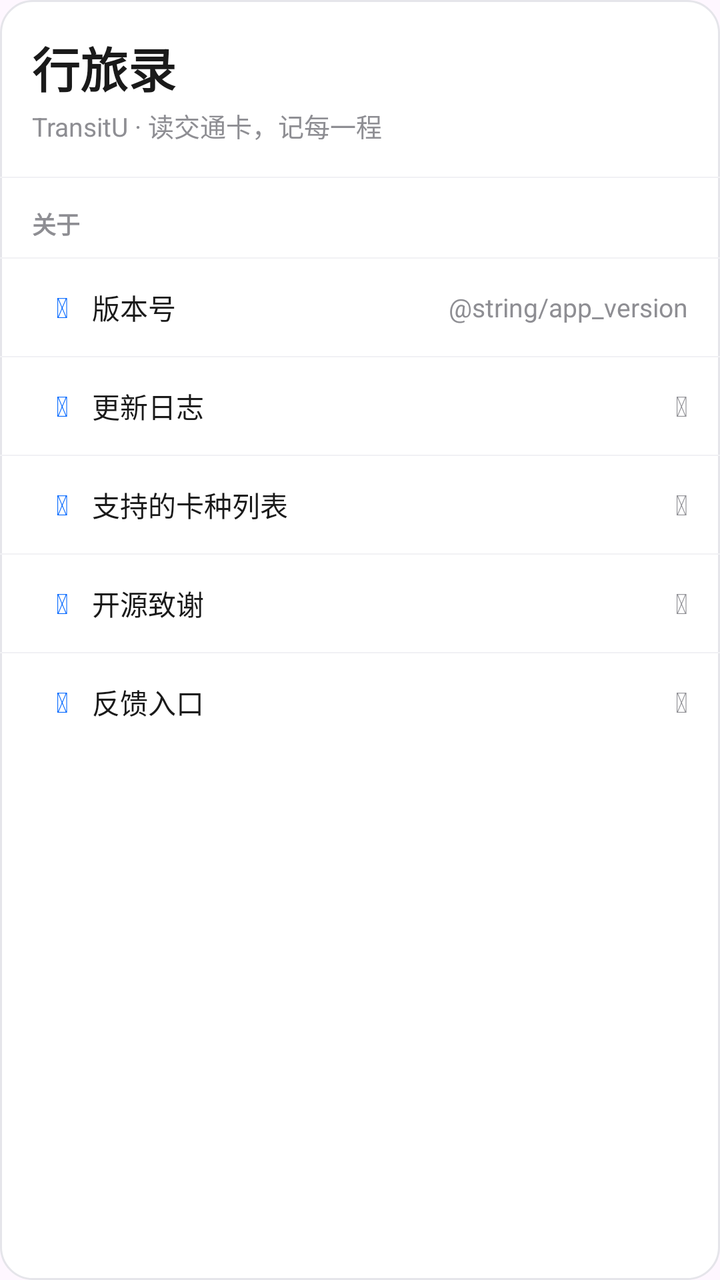
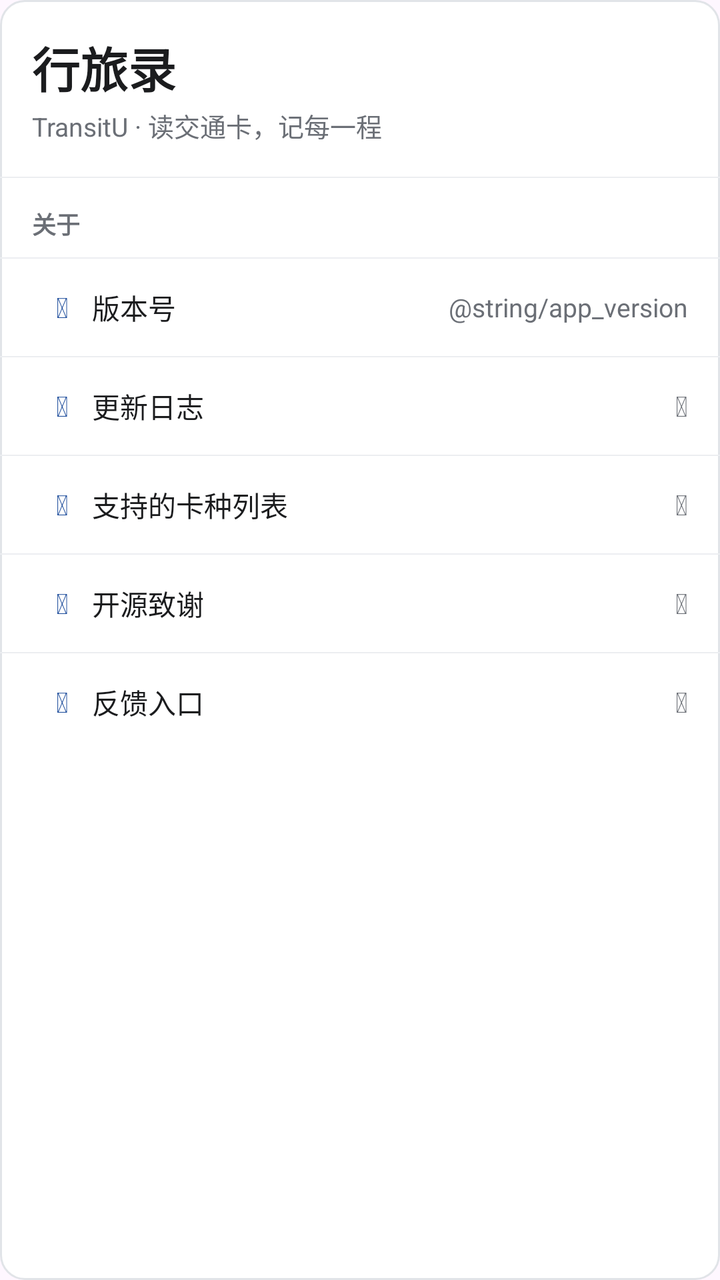

The first picture is an Android layout as it rendered before a commit; the second is the same layout after the commit. The layout source and the unified diff follow.
<!-- AndroidManifest.xml: application theme Theme.TransitU -->
<!-- res/layout/section_about.xml -->
<?xml version="1.0" encoding="utf-8"?>
<LinearLayout xmlns:android="http://schemas.android.com/apk/res/android"
    android:layout_width="match_parent"
    android:layout_height="wrap_content"
    android:orientation="vertical"
    android:background="@drawable/bg_content_card"
    android:divider="@drawable/bg_row_divider"
    android:showDividers="middle"
    android:layout_marginBottom="24dp">

    <LinearLayout
        android:layout_width="match_parent"
        android:layout_height="wrap_content"
        android:orientation="vertical"
        android:paddingStart="16dp"
        android:paddingTop="16dp"
        android:paddingEnd="16dp"
        android:paddingBottom="16dp">

        <TextView
            android:layout_width="wrap_content"
            android:layout_height="wrap_content"
            android:text="@string/app_name"
            android:textColor="#1A1A1A"
            android:textSize="24sp"
            android:textStyle="bold" />

        <TextView
            android:layout_width="wrap_content"
            android:layout_height="wrap_content"
            android:layout_marginTop="2dp"
            android:text="@string/brand_lockup"
            android:textColor="#8E8E93"
            android:textSize="13sp" />
    </LinearLayout>

    <TextView
        android:layout_width="wrap_content"
        android:layout_height="wrap_content"
        android:text="关于"
        android:textColor="#8E8E93"
        android:textSize="12sp"
        android:textStyle="bold"
        android:paddingStart="16dp"
        android:paddingTop="14dp"
        android:paddingBottom="8dp" />

    <LinearLayout
        android:layout_width="match_parent"
        android:layout_height="wrap_content"
        android:orientation="horizontal"
        android:gravity="center_vertical"
        android:paddingStart="16dp"
        android:paddingEnd="16dp"
        android:paddingTop="14dp"
        android:paddingBottom="14dp">

        <TextView
            android:id="@+id/iconVersion"
            android:layout_width="30dp"
            android:layout_height="wrap_content"
            android:layout_gravity="center_vertical"
            android:gravity="center"
            android:text="&#xf02b;"
            android:textColor="#0066FF"
            android:textSize="14sp"
            android:tag="fa" />

        <TextView
            android:layout_width="0dp"
            android:layout_height="wrap_content"
            android:layout_weight="1"
            android:text="版本号"
            android:textColor="#1A1A1A"
            android:textSize="14sp" />
        <TextView
            android:layout_width="wrap_content"
            android:layout_height="wrap_content"
            android:text="@string/app_version"
            android:textColor="#8E8E93"
            android:textSize="13sp" />
    </LinearLayout>

    <LinearLayout
        android:layout_width="match_parent"
        android:layout_height="wrap_content"
        android:orientation="horizontal"
        android:gravity="center_vertical"
        android:paddingStart="16dp"
        android:paddingEnd="16dp"
        android:paddingTop="14dp"
        android:paddingBottom="14dp">

        <TextView
            android:id="@+id/iconChangelog"
            android:layout_width="30dp"
            android:layout_height="wrap_content"
            android:layout_gravity="center_vertical"
            android:gravity="center"
            android:text="&#xf1da;"
            android:textColor="#0066FF"
            android:textSize="14sp"
            android:tag="fa" />

        <TextView
            android:layout_width="0dp"
            android:layout_height="wrap_content"
            android:layout_weight="1"
            android:text="更新日志"
            android:textColor="#1A1A1A"
            android:textSize="14sp" />
        <TextView
            android:layout_width="wrap_content"
            android:layout_height="wrap_content"
            android:text="&#xf054;"
            android:textColor="#8E8E93"
            android:textSize="14sp"
            android:tag="fa" />
    </LinearLayout>

    <LinearLayout
        android:layout_width="match_parent"
        android:layout_height="wrap_content"
        android:orientation="horizontal"
        android:gravity="center_vertical"
        android:paddingStart="16dp"
        android:paddingEnd="16dp"
        android:paddingTop="14dp"
        android:paddingBottom="14dp">

        <TextView
            android:id="@+id/iconSupportedCards"
            android:layout_width="30dp"
            android:layout_height="wrap_content"
            android:layout_gravity="center_vertical"
            android:gravity="center"
            android:text="&#xf0ae;"
            android:textColor="#0066FF"
            android:textSize="14sp"
            android:tag="fa" />

        <TextView
            android:layout_width="0dp"
            android:layout_height="wrap_content"
            android:layout_weight="1"
            android:text="支持的卡种列表"
            android:textColor="#1A1A1A"
            android:textSize="14sp" />
        <TextView
            android:layout_width="wrap_content"
            android:layout_height="wrap_content"
            android:text="&#xf054;"
            android:textColor="#8E8E93"
            android:textSize="14sp"
            android:tag="fa" />
    </LinearLayout>

    <LinearLayout
        android:layout_width="match_parent"
        android:layout_height="wrap_content"
        android:orientation="horizontal"
        android:gravity="center_vertical"
        android:paddingStart="16dp"
        android:paddingEnd="16dp"
        android:paddingTop="14dp"
        android:paddingBottom="14dp">

        <TextView
            android:id="@+id/iconOpenSource"
            android:layout_width="30dp"
            android:layout_height="wrap_content"
            android:layout_gravity="center_vertical"
            android:gravity="center"
            android:text="&#xf004;"
            android:textColor="#0066FF"
            android:textSize="14sp"
            android:tag="fa" />

        <TextView
            android:layout_width="0dp"
            android:layout_height="wrap_content"
            android:layout_weight="1"
            android:text="开源致谢"
            android:textColor="#1A1A1A"
            android:textSize="14sp" />
        <TextView
            android:layout_width="wrap_content"
            android:layout_height="wrap_content"
            android:text="&#xf054;"
            android:textColor="#8E8E93"
            android:textSize="14sp"
            android:tag="fa" />
    </LinearLayout>

    <LinearLayout
        android:id="@+id/rowFeedback"
        android:layout_width="match_parent"
        android:layout_height="wrap_content"
        android:orientation="horizontal"
        android:gravity="center_vertical"
        android:paddingStart="16dp"
        android:paddingEnd="16dp"
        android:paddingTop="14dp"
        android:paddingBottom="14dp"
        android:clickable="true"
        android:focusable="true">

        <TextView
            android:id="@+id/iconFeedback"
            android:layout_width="30dp"
            android:layout_height="wrap_content"
            android:layout_gravity="center_vertical"
            android:gravity="center"
            android:text="&#xf0e0;"
            android:textColor="#0066FF"
            android:textSize="14sp"
            android:tag="fa" />

        <TextView
            android:layout_width="0dp"
            android:layout_height="wrap_content"
            android:layout_weight="1"
            android:text="反馈入口"
            android:textColor="#1A1A1A"
            android:textSize="14sp" />
        <TextView
            android:layout_width="wrap_content"
            android:layout_height="wrap_content"
            android:text="&#xf0c1;"
            android:textColor="#8E8E93"
            android:textSize="14sp"
            android:tag="fa" />
    </LinearLayout>
</LinearLayout>
<!-- resources referenced by this layout -->
<resources>
  <!-- drawable bg_content_card (drawable) -->
  <?xml version="1.0" encoding="utf-8"?>
  <shape xmlns:android="http://schemas.android.com/apk/res/android">
      <solid android:color="#FFFFFF" />
      <corners android:radius="16dp" />
      <stroke android:width="1dp" android:color="#E5E5EA" />
  </shape>
  <!-- drawable bg_row_divider (drawable) -->
  <?xml version="1.0" encoding="utf-8"?>
  <shape xmlns:android="http://schemas.android.com/apk/res/android">
      <size android:height="0.5dp" />
      <solid android:color="#F1F1F4" />
  </shape>
  <string name="app_name">行旅录</string>
  <string name="brand_lockup">TransitU · 读交通卡，记每一程</string>
  <style name="Theme.TransitU" parent="Theme.Material3.DayNight.NoActionBar">
          
          <item name="android:textSelectHandle">@drawable/tu_text_select_handle_middle</item>
          <item name="android:textSelectHandleLeft">@drawable/tu_text_select_handle_left</item>
          <item name="android:textSelectHandleRight">@drawable/tu_text_select_handle_right</item>
  
          
          <item name="android:textColorHighlight">@color/m3_highlighted_text</item>
      </style>
  <!-- drawable tu_text_select_handle_middle (drawable) -->
  <?xml version="1.0" encoding="utf-8"?>
  <bitmap xmlns:android="http://schemas.android.com/apk/res/android"
      android:src="@drawable/abc_text_select_handle_middle_mtrl"
      android:tint="?attr/colorPrimary"
      android:tintMode="src_in" />
  <!-- drawable tu_text_select_handle_left (drawable) -->
  <?xml version="1.0" encoding="utf-8"?>
  <bitmap xmlns:android="http://schemas.android.com/apk/res/android"
      android:src="@drawable/abc_text_select_handle_left_mtrl"
      android:tint="?attr/colorPrimary"
      android:tintMode="src_in" />
  <!-- drawable tu_text_select_handle_right (drawable) -->
  <?xml version="1.0" encoding="utf-8"?>
  <bitmap xmlns:android="http://schemas.android.com/apk/res/android"
      android:src="@drawable/abc_text_select_handle_right_mtrl"
      android:tint="?attr/colorPrimary"
      android:tintMode="src_in" />
</resources>

<!-- the commit's change to res/layout/section_about.xml (unified diff, before → after) -->
@@ -21,7 +21,7 @@
             android:layout_width="wrap_content"
             android:layout_height="wrap_content"
             android:text="@string/app_name"
-            android:textColor="#1A1A1A"
+            android:textColor="@color/ink"
             android:textSize="24sp"
             android:textStyle="bold" />
 
@@ -30,7 +30,7 @@
             android:layout_height="wrap_content"
             android:layout_marginTop="2dp"
             android:text="@string/brand_lockup"
-            android:textColor="#8E8E93"
+            android:textColor="@color/ink_3"
             android:textSize="13sp" />
     </LinearLayout>
 
@@ -38,7 +38,7 @@
         android:layout_width="wrap_content"
         android:layout_height="wrap_content"
         android:text="关于"
-        android:textColor="#8E8E93"
+        android:textColor="@color/ink_3"
         android:textSize="12sp"
         android:textStyle="bold"
         android:paddingStart="16dp"
@@ -62,7 +62,7 @@
             android:layout_gravity="center_vertical"
             android:gravity="center"
             android:text="&#xf02b;"
-            android:textColor="#0066FF"
+            android:textColor="@color/accent"
             android:textSize="14sp"
             android:tag="fa" />
 
@@ -71,13 +71,13 @@
             android:layout_height="wrap_content"
             android:layout_weight="1"
             android:text="版本号"
-            android:textColor="#1A1A1A"
+            android:textColor="@color/ink"
             android:textSize="14sp" />
         <TextView
             android:layout_width="wrap_content"
             android:layout_height="wrap_content"
             android:text="@string/app_version"
-            android:textColor="#8E8E93"
+            android:textColor="@color/ink_3"
             android:textSize="13sp" />
     </LinearLayout>
 
@@ -98,7 +98,7 @@
             android:layout_gravity="center_vertical"
             android:gravity="center"
             android:text="&#xf1da;"
-            android:textColor="#0066FF"
+            android:textColor="@color/accent"
             android:textSize="14sp"
             android:tag="fa" />
 
@@ -107,13 +107,13 @@
             android:layout_height="wrap_content"
             android:layout_weight="1"
             android:text="更新日志"
-            android:textColor="#1A1A1A"
+            android:textColor="@color/ink"
             android:textSize="14sp" />
         <TextView
             android:layout_width="wrap_content"
             android:layout_height="wrap_content"
             android:text="&#xf054;"
-            android:textColor="#8E8E93"
+            android:textColor="@color/ink_3"
             android:textSize="14sp"
             android:tag="fa" />
     </LinearLayout>
@@ -135,7 +135,7 @@
             android:layout_gravity="center_vertical"
             android:gravity="center"
             android:text="&#xf0ae;"
-            android:textColor="#0066FF"
+            android:textColor="@color/accent"
             android:textSize="14sp"
             android:tag="fa" />
 
@@ -144,13 +144,13 @@
             android:layout_height="wrap_content"
             android:layout_weight="1"
             android:text="支持的卡种列表"
-            android:textColor="#1A1A1A"
+            android:textColor="@color/ink"
             android:textSize="14sp" />
         <TextView
             android:layout_width="wrap_content"
             android:layout_height="wrap_content"
             android:text="&#xf054;"
-            android:textColor="#8E8E93"
+            android:textColor="@color/ink_3"
             android:textSize="14sp"
             android:tag="fa" />
     </LinearLayout>
@@ -172,7 +172,7 @@
             android:layout_gravity="center_vertical"
             android:gravity="center"
             android:text="&#xf004;"
-            android:textColor="#0066FF"
+            android:textColor="@color/accent"
             android:textSize="14sp"
             android:tag="fa" />
 
@@ -181,13 +181,13 @@
             android:layout_height="wrap_content"
             android:layout_weight="1"
             android:text="开源致谢"
-            android:textColor="#1A1A1A"
+            android:textColor="@color/ink"
             android:textSize="14sp" />
         <TextView
             android:layout_width="wrap_content"
             android:layout_height="wrap_content"
             android:text="&#xf054;"
-            android:textColor="#8E8E93"
+            android:textColor="@color/ink_3"
             android:textSize="14sp"
             android:tag="fa" />
     </LinearLayout>
@@ -212,7 +212,7 @@
             android:layout_gravity="center_vertical"
             android:gravity="center"
             android:text="&#xf0e0;"
-            android:textColor="#0066FF"
+            android:textColor="@color/accent"
             android:textSize="14sp"
             android:tag="fa" />
 
@@ -221,13 +221,13 @@
             android:layout_height="wrap_content"
             android:layout_weight="1"
             android:text="反馈入口"
-            android:textColor="#1A1A1A"
+            android:textColor="@color/ink"
             android:textSize="14sp" />
         <TextView
             android:layout_width="wrap_content"
             android:layout_height="wrap_content"
             android:text="&#xf0c1;"
-            android:textColor="#8E8E93"
+            android:textColor="@color/ink_3"
             android:textSize="14sp"
             android:tag="fa" />
     </LinearLayout>
<!-- resource entries referenced after the edit -->
@@ -1,17 +1,20 @@
 <!-- resources referenced by this layout -->
 <resources>
+  <color name="accent">#1F4E9C</color>
+  <color name="ink">#1B1C1E</color>
+  <color name="ink_3">#6B6F76</color>
   <!-- drawable bg_content_card (drawable) -->
   <?xml version="1.0" encoding="utf-8"?>
   <shape xmlns:android="http://schemas.android.com/apk/res/android">
       <solid android:color="#FFFFFF" />
-      <corners android:radius="16dp" />
-      <stroke android:width="1dp" android:color="#E5E5EA" />
+      <corners android:radius="12dp" />
+      <stroke android:width="1dp" android:color="@color/line" />
   </shape>
   <!-- drawable bg_row_divider (drawable) -->
   <?xml version="1.0" encoding="utf-8"?>
   <shape xmlns:android="http://schemas.android.com/apk/res/android">
       <size android:height="0.5dp" />
-      <solid android:color="#F1F1F4" />
+      <solid android:color="@color/fill" />
   </shape>
   <string name="app_name">行旅录</string>
   <string name="brand_lockup">TransitU · 读交通卡，记每一程</string>
@@ -24,6 +27,8 @@
           
           <item name="android:textColorHighlight">@color/m3_highlighted_text</item>
       </style>
+  <color name="line">#E1E4E8</color>
+  <color name="fill">#ECEEF1</color>
   <!-- drawable tu_text_select_handle_middle (drawable) -->
   <?xml version="1.0" encoding="utf-8"?>
   <bitmap xmlns:android="http://schemas.android.com/apk/res/android"
